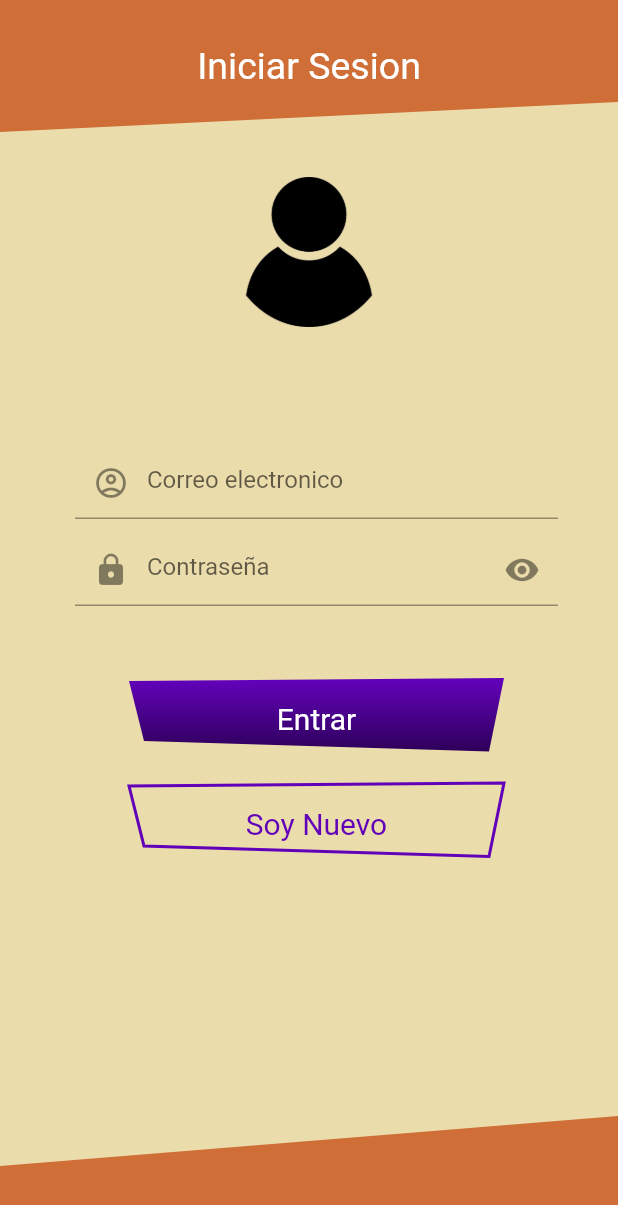
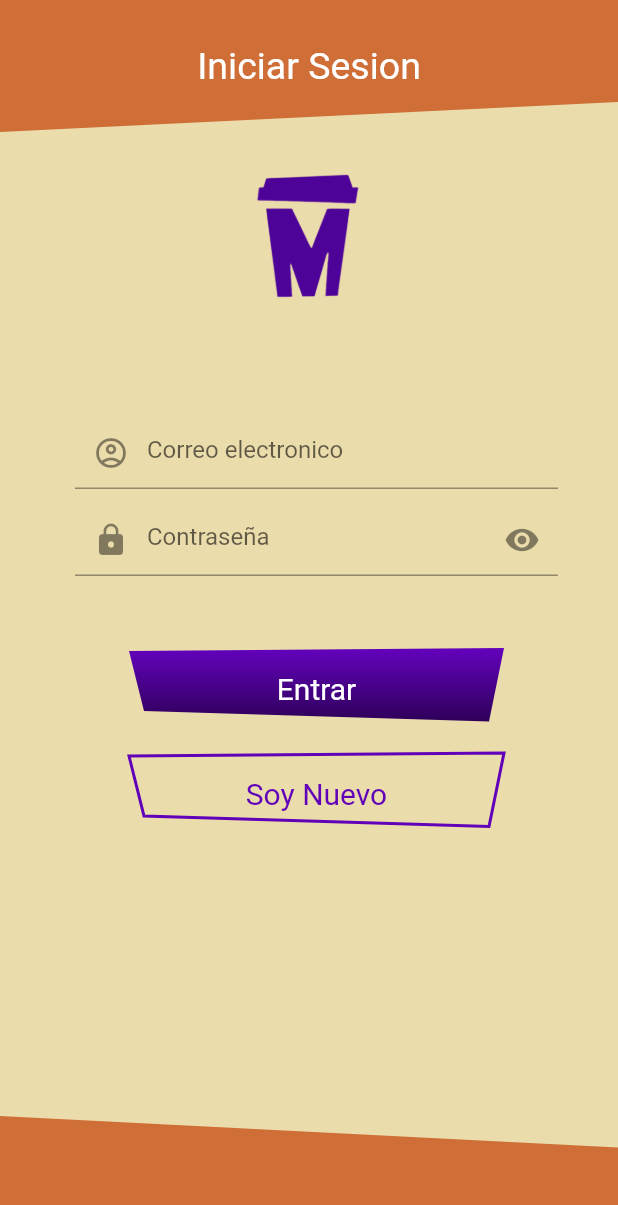
Before and after one commit to CoffeemondoApp/Coffeemondo-FlutterV1.0.0, a Flutter app: the screen it shows after launch, after a tap on "Presiona aquí", on a phone screen of 412 x 824 dp. Shown: the top 1205 px of the screen. Run offline on Flutter 3.47's test engine with Material 2 defaults, Android fonts, the phone set to English and light mode, and no system bars.

Commit message:
arreglo momentanio appbar

```diff
--- a/lib/login.dart
+++ b/lib/login.dart
@@ -16,12 +16,12 @@ class LoginApp extends State<Login> {
       body: SingleChildScrollView(
         child: Column(children: [
           Padding(
-              padding: EdgeInsets.all(30),
+              padding: EdgeInsets.all(20),
               child: Center(
                 child: Container(
                   width: 100,
                   height: 100,
-                  child: Image.asset('assets/usuario.png'),
+                  child: Image.asset('assets/logo.png'),
                 ),
               )),
           Padding(
@@ -132,7 +132,7 @@ class BackgroundBottomBar extends CustomClipper<Path> {
     path.lineTo(0.0, size.height);
     path.lineTo(size.width, size.height);
     path.lineTo(size.width, 0);
-    path.lineTo(size.width - 990, size.height);
+    path.lineTo(size.width, size.height - 59);
     path.close();
     return path;
   }
--- a/lib/main.dart
+++ b/lib/main.dart
@@ -104,24 +104,13 @@ class AppBarcustom extends StatelessWidget implements PreferredSizeWidget {
       height: 88.0,
       child: ClipPath(
         clipper: BackgroundAppBar(),
-        child: Container(
+        child: Image.asset(
+          'assets/2134.jpg',
           width: MediaQuery.of(context).size.width,
           height: 100,
-          decoration: const BoxDecoration(
-            gradient: LinearGradient(colors: [
-              Color.fromARGB(255, 207, 111, 55),
-              Color.fromARGB(255, 207, 111, 55)
-            ]),
-          ),
-          child: Center(
-            child: Text(
-              'Inicio',
-              style: TextStyle(
-                color: Colors.white,
-                fontSize: 25,
-              ),
-            ),
-          ),
+          fit: BoxFit.cover,
+          color: Color.fromARGB(255, 255, 145, 0),
+          colorBlendMode: BlendMode.overlay,
         ),
       ),
     );
@@ -169,7 +158,7 @@ class BackgroundBottomBar extends CustomClipper<Path> {
     path.lineTo(0.0, size.height);
     path.lineTo(size.width, size.height);
     path.lineTo(size.width, 0);
-    path.lineTo(size.width - 990, size.height);
+    path.lineTo(size.width, size.height - 59);
     path.close();
     return path;
   }
```
Also changed, not shown: assets/2134.jpg (added), assets/coffeemondo.png (added), assets/logo.png (added).
